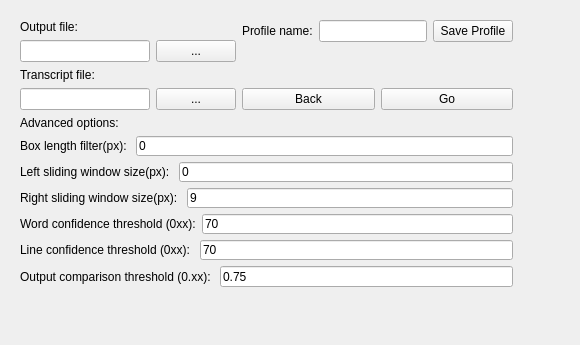
Old version of the form SubScraperGUI/OutputSelect.ui in the repository lkelly451/SubScraperGUI.
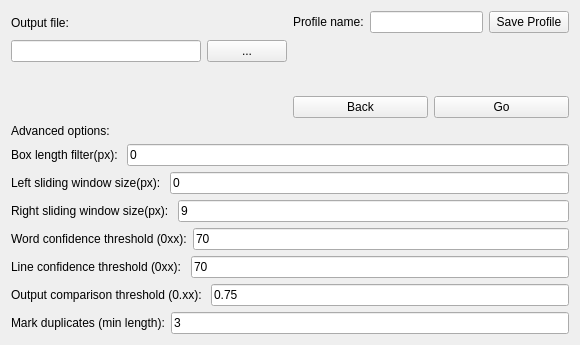
New version of the form.

What changed in the file:
```diff
--- a/SubScraperGUI/OutputSelect.ui
+++ b/SubScraperGUI/OutputSelect.ui
@@ -13,28 +13,10 @@
   <property name="windowTitle">
    <string>OutputSelect</string>
   </property>
-  <widget class="QLabel" name="profileNameWarning">
-   <property name="geometry">
-    <rect>
-     <x>22</x>
-     <y>71</y>
-     <width>16</width>
-     <height>16</height>
-    </rect>
-   </property>
-   <property name="text">
-    <string/>
-   </property>
-  </widget>
-  <widget class="QWidget" name="">
-   <property name="geometry">
-    <rect>
-     <x>9</x>
-     <y>9</y>
-     <width>515</width>
-     <height>289</height>
-    </rect>
-   </property>
+  <layout class="QGridLayout" name="gridLayout_2">
+   <item row="0" column="0" rowspan="2" colspan="2">
+    <layout class="QVBoxLayout" name="verticalLayout_6">
+     <item>
    <layout class="QGridLayout" name="gridLayout">
     <item row="0" column="0">
      <layout class="QVBoxLayout" name="verticalLayout_2">
@@ -93,8 +75,6 @@
           </property>
          </widget>
         </item>
-       </layout>
-      </item>
       <item>
        <layout class="QHBoxLayout" name="horizontalLayout_4">
         <item>
@@ -115,29 +95,6 @@
       </item>
      </layout>
     </item>
-    <item row="1" column="0">
-     <layout class="QVBoxLayout" name="verticalLayout_3">
-      <item>
-       <widget class="QLabel" name="transcriptLabel">
-        <property name="text">
-         <string>Transcript file:</string>
-        </property>
-       </widget>
-      </item>
-      <item>
-       <layout class="QHBoxLayout" name="horizontalLayout_3">
-        <item>
-         <widget class="QLineEdit" name="transcriptLineEdit"/>
-        </item>
-        <item>
-         <widget class="QPushButton" name="transcriptFileSelect">
-          <property name="text">
-           <string>...</string>
-          </property>
-         </widget>
-        </item>
-       </layout>
-      </item>
      </layout>
     </item>
     <item row="2" column="0" colspan="2">
@@ -260,7 +217,35 @@
      </layout>
     </item>
    </layout>
-  </widget>
+     </item>
+     <item>
+      <layout class="QHBoxLayout" name="horizontalLayout_11">
+       <item>
+        <widget class="QLabel" name="dupeThresholdLabel">
+         <property name="text">
+          <string>Mark duplicates (min length):</string>
+         </property>
+        </widget>
+       </item>
+       <item>
+        <widget class="QLineEdit" name="dupeThresholdLineEdit">
+         <property name="text">
+          <string>3</string>
+         </property>
+        </widget>
+       </item>
+      </layout>
+     </item>
+    </layout>
+   </item>
+   <item row="1" column="1">
+    <widget class="QLabel" name="profileNameWarning">
+     <property name="text">
+      <string/>
+     </property>
+    </widget>
+   </item>
+  </layout>
  </widget>
  <layoutdefault spacing="6" margin="11"/>
  <resources/>
```
Lines whose indentation alone changed are shown as unchanged.
